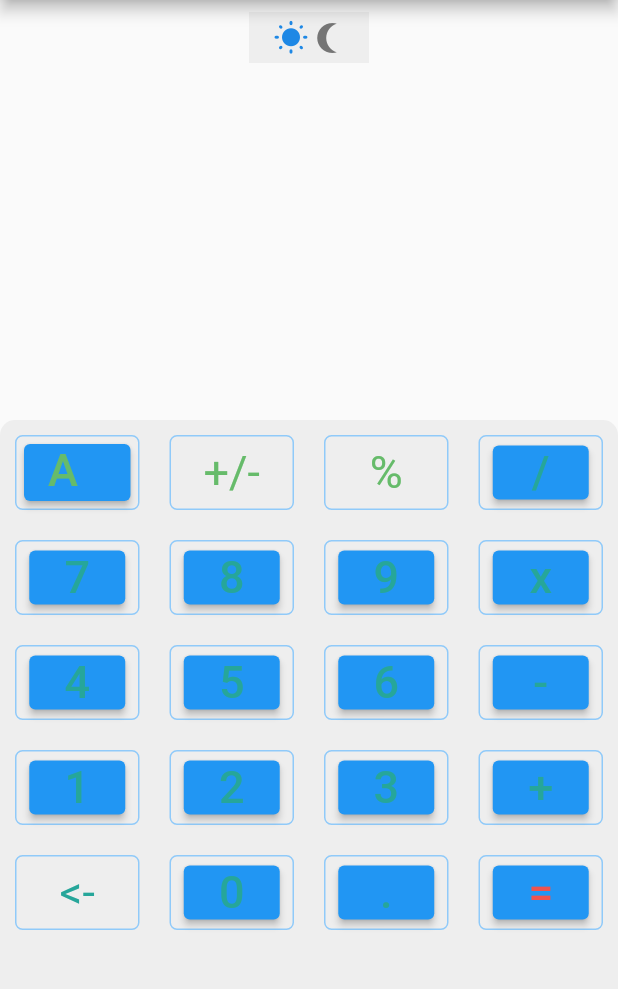
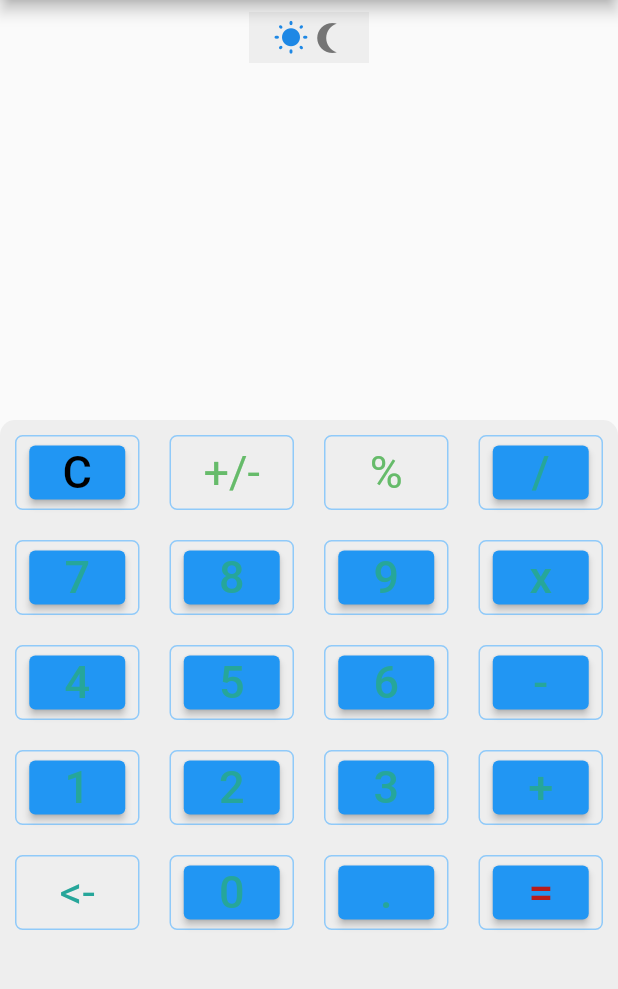
Before and after one commit to Megagonn/Flutter-Calculator, a Flutter app: the screen it shows after launch, on a phone screen of 412 x 824 dp, the part 84-1073 px from its top. Run offline on Flutter 3.47's test engine with Material 2 defaults, Android fonts, the phone set to English and light mode, and no system bars; our stand-ins replace math_expressions.

Commit message:
clear button added

```diff
--- a/lib/main.dart
+++ b/lib/main.dart
@@ -31,7 +31,8 @@ class _MyAppState extends State<MyApp> {
   Widget build(BuildContext context) {
     return MaterialApp(
       debugShowCheckedModeBanner: false,
-      home: Scaffold(
+      home: SafeArea(
+        child: Scaffold(
           appBar: AppBar(
             backgroundColor: Colors.teal,
             title: Text('Calculator', style: TextStyle(color: Colors.white)),
@@ -101,15 +102,15 @@ class _MyAppState extends State<MyApp> {
                                   borderRadius: BorderRadius.circular(5)),
                               child: Center(
                                 child: ElevatedButton(
-                                onPressed:(){
+                                  onPressed: () {
                                     setState(() {
-                                    inp='';
+                                      inp = '';
                                     });
                                   },
                                   child: Text(
-                                  'AC',
+                                    'C',
                                     style: TextStyle(
-                                      fontSize: 30, color: Colors.green.shade400),
+                                        fontSize: 30, color: Colors.black),
                                   ),
                                 ),
                               ),
@@ -522,7 +523,8 @@ class _MyAppState extends State<MyApp> {
                                 child: Text(
                                   '<-',
                                   style: TextStyle(
-                                    fontSize: 30, color: Colors.teal.shade400),
+                                      fontSize: 30,
+                                      color: Colors.teal.shade400),
                                 ),
                               ),
                             ),
@@ -600,7 +602,7 @@ class _MyAppState extends State<MyApp> {
                                   child: Text('=',
                                       style: TextStyle(
                                           fontSize: 30,
-                                        color: Colors.red.shade400)),
+                                          color: Colors.red.shade900)),
                                 ),
                               ),
                             ),
@@ -614,6 +616,7 @@ class _MyAppState extends State<MyApp> {
             ),
           ),
         ),
+      ),
     );
   }
 }
```
Lines whose indentation alone changed are shown as unchanged.
